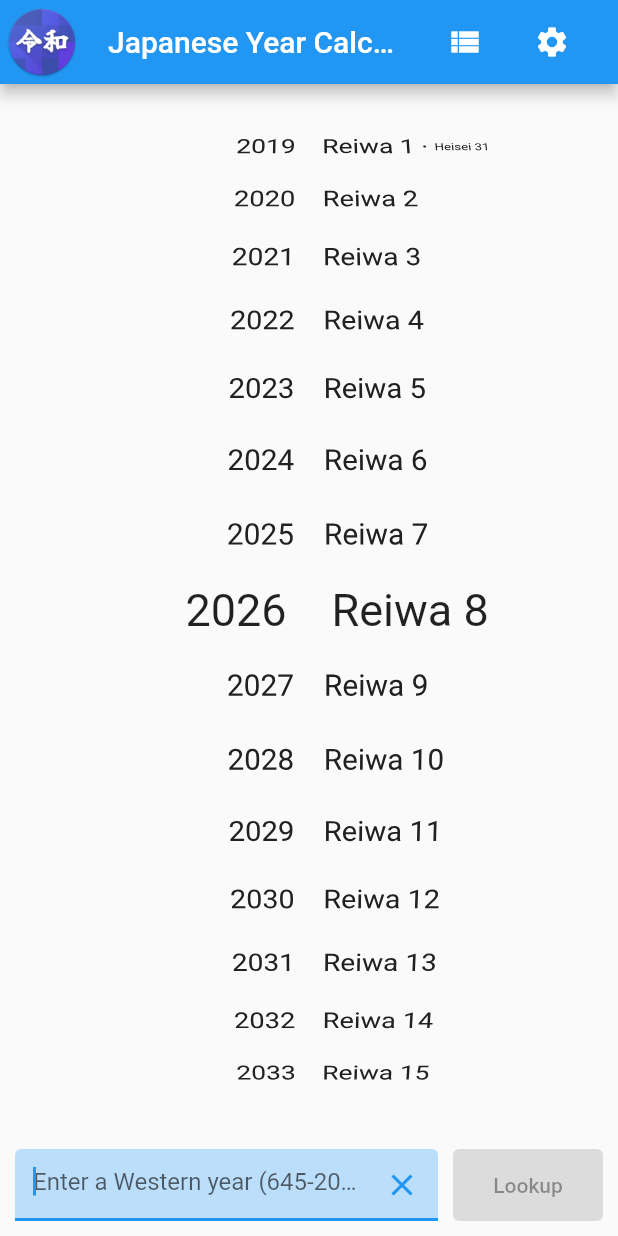
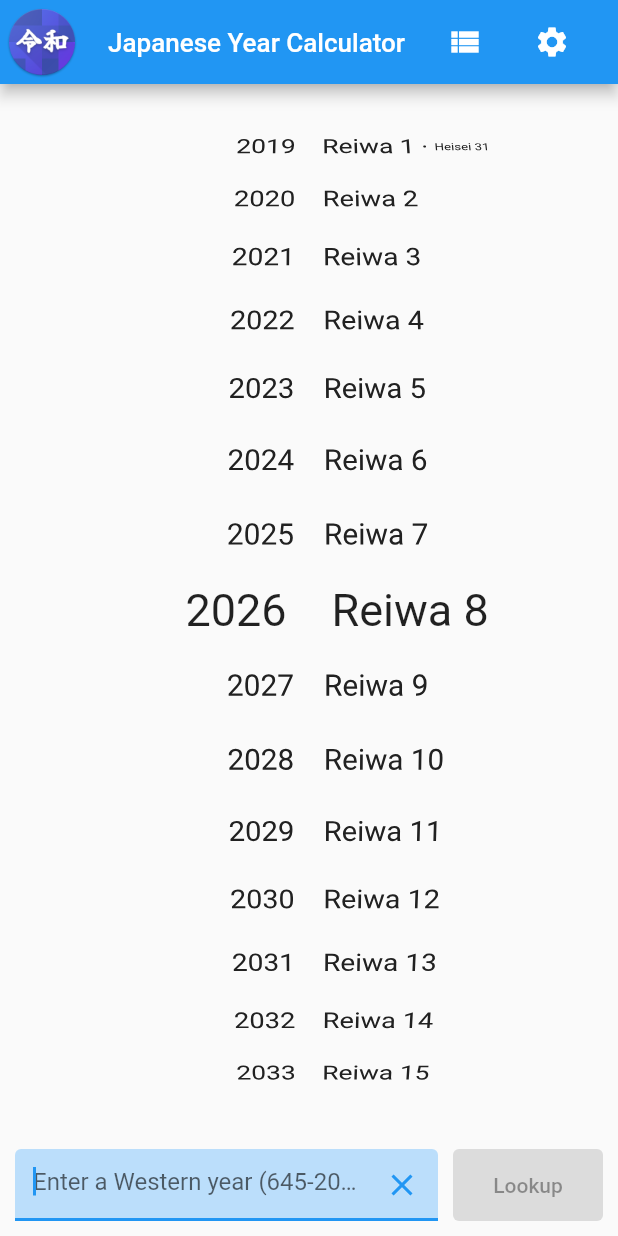
Before and after one commit to richardjharris/japanese_year_calculator, a Flutter app: the screen it shows after launch, on a phone screen of 412 x 824 dp. Run offline on Flutter 3.47's test engine with Material 2 defaults, Android fonts, the light colour scheme and no system bars; our stand-ins replace clock, shared_preferences; generated files the repository leaves out were written again.

Commit message:
Some tweaks for running on a real phone

```diff
--- a/lib/src/era_list/era_list_view.dart
+++ b/lib/src/era_list/era_list_view.dart
@@ -96,8 +96,8 @@ class ScrollableEraList extends StatelessWidget {
       child: Center(
         child: AnimatedSwitcher(
           duration: const Duration(milliseconds: 500),
-          switchInCurve: Curves.easeOutExpo,
-          switchOutCurve: Curves.easeInExpo,
+          switchInCurve: Curves.easeOut,
+          switchOutCurve: Curves.easeIn,
           child: displayOrder == EraListDisplayOrderPreference.newestFirst
               ? _makeTable(
                   rows.reversed.toList(), const ValueKey('newestFirst'))
--- a/lib/src/year_dial/year_dial_view.dart
+++ b/lib/src/year_dial/year_dial_view.dart
@@ -42,7 +42,8 @@ class _YearDialViewState extends State<YearDialView> {
             filterQuality: FilterQuality.medium,
           ),
         ),
-        title: Text(context.loc.appTitle),
+        title:
+            FittedBox(child: Text(context.loc.appTitle), fit: BoxFit.fitWidth),
         actions: [
           IconButton(
             icon: const Icon(Icons.view_list),
```
